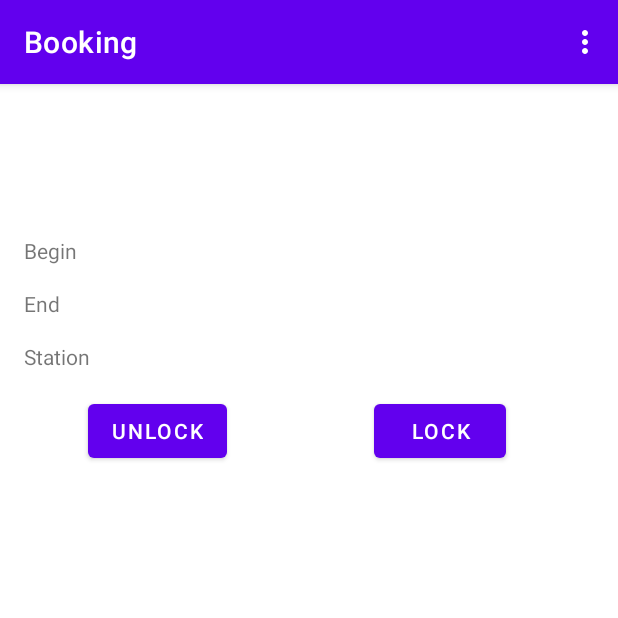
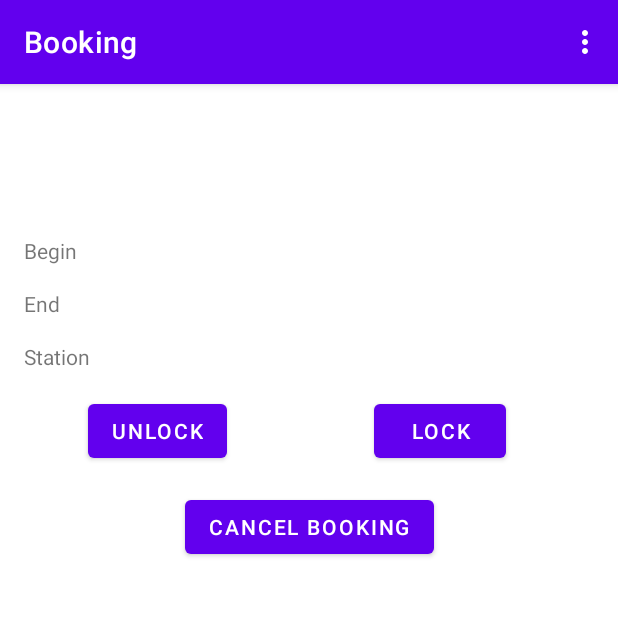
Before and after one commit to kuechensofa/openteilauto, an Android app: the BookingsDetailActivity screen opened directly, with no data from a screen before it, on a phone screen of 412 x 824 dp, the top half of it. Run offline under Robolectric (Android 15) with nearby library versions, the phone set to English and light mode, and no system bars.

Commit message:
Implement booking cancelation

```diff
--- a/app/src/main/res/layout/activity_bookings_detail.xml
+++ b/app/src/main/res/layout/activity_bookings_detail.xml
@@ -114,5 +114,15 @@
             app:layout_constraintEnd_toEndOf="parent"
             app:layout_constraintStart_toEndOf="@+id/button_unlock"
             tools:visibility="invisible" />
+
+        <Button
+            android:id="@+id/button_cancel_booking"
+            android:layout_width="wrap_content"
+            android:layout_height="wrap_content"
+            android:layout_marginTop="16dp"
+            android:text="@string/cancel_booking_button"
+            app:layout_constraintEnd_toEndOf="parent"
+            app:layout_constraintStart_toStartOf="parent"
+            app:layout_constraintTop_toBottomOf="@+id/button_unlock" />
     </androidx.constraintlayout.widget.ConstraintLayout>
 </androidx.swiperefreshlayout.widget.SwipeRefreshLayout>
--- a/app/src/main/res/values/strings.xml
+++ b/app/src/main/res/values/strings.xml
@@ -56,4 +56,7 @@
     <string name="chip_bus_text">Busses</string>
     <string name="menu_logout">Logout</string>
     <string name="menu_search">Search</string>
+    <string name="cancel_booking_button">Cancel Booking</string>
+    <string name="cancel_booking_message">Do you want to cancel your booking?</string>
+    <string name="cancel_booking_title">Cancel Booking</string>
 </resources>
```
Also changed, not shown: app/src/main/java/de/openteilauto/openteilauto/api/BookingCancellationResponse.kt (added, +15 -0 lines), app/src/main/java/de/openteilauto/openteilauto/api/TeilautoApi.kt (+13 -6 lines), app/src/main/java/de/openteilauto/openteilauto/model/TeilautoDataSource.kt (+30 -0 lines), app/src/main/java/de/openteilauto/openteilauto/model/TeilautoRepository.kt (+7 -0 lines), app/src/main/java/de/openteilauto/openteilauto/ui/bookings/BookingsDetailActivity.kt (+33 -0 lines), app/src/main/java/de/openteilauto/openteilauto/ui/bookings/BookingsDetailViewModel.kt (+18 -0 lines), 1 other file.
